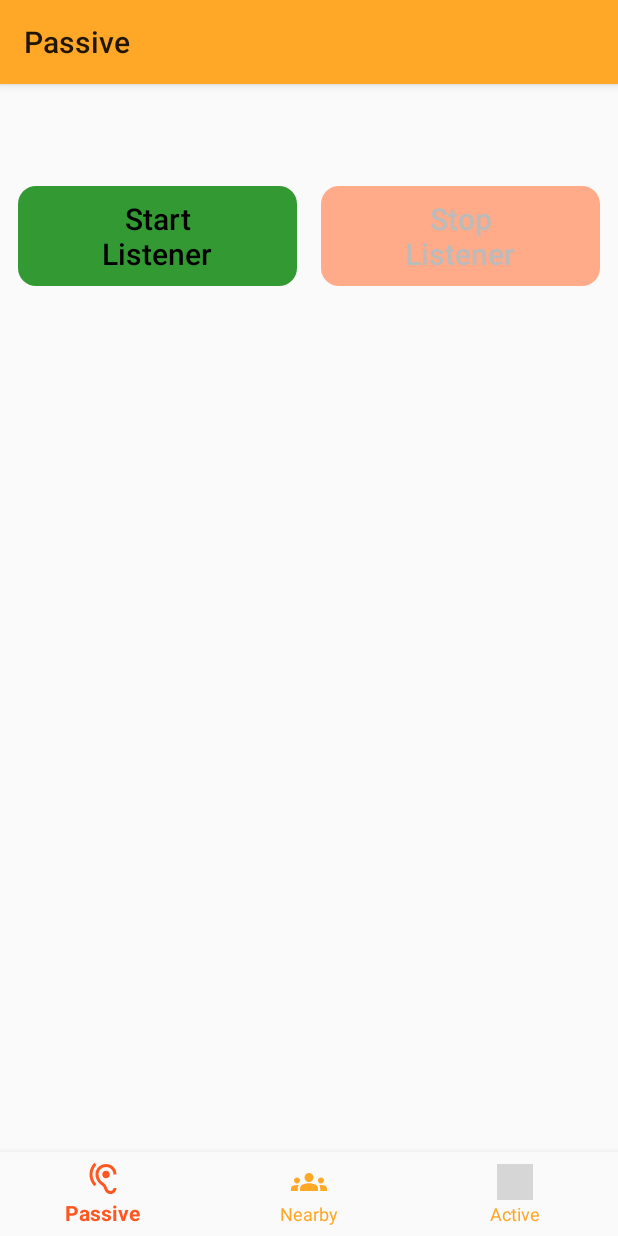
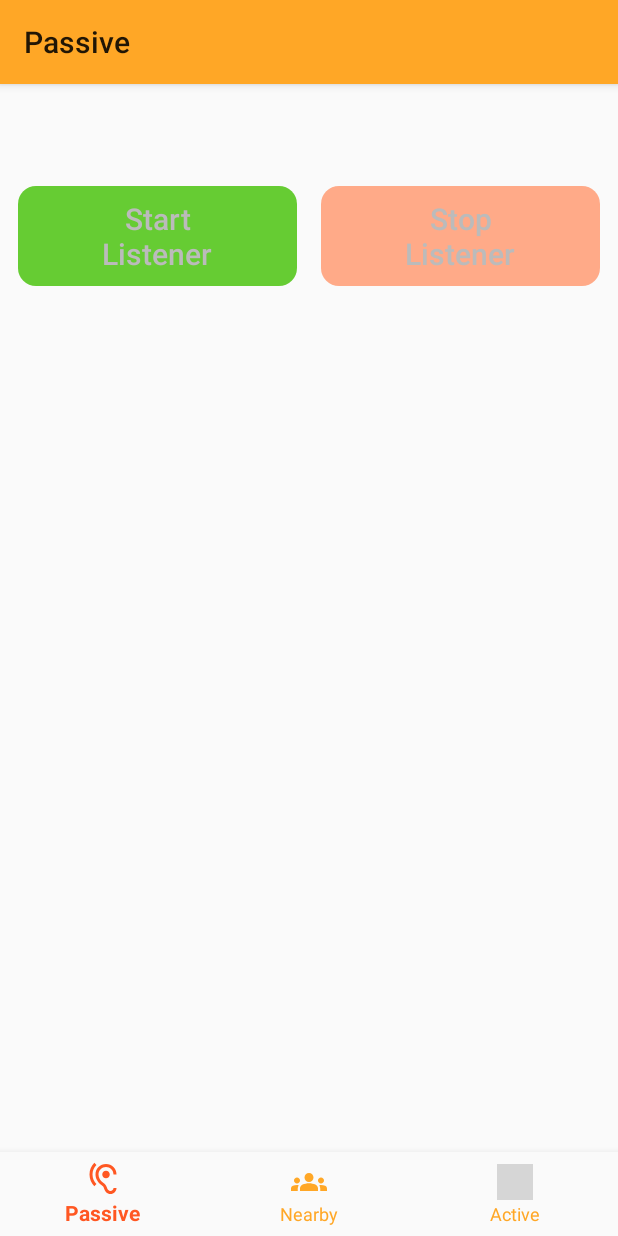
Before and after one commit to couchbaselabs/couchbase-lite-peer-to-peer-sync-examples, an Android app: the ServerFragment screen opened directly, with no data from a screen before it, after a tap on an icon or button, on a phone screen of 412 x 824 dp. Run offline under Robolectric (Android 15) with nearby library versions, the light colour scheme and no system bars; our stand-ins replace Dagger/Hilt's generated code, RxJava, navigation-ui; libraries missing offline, so code that uses them is left out: com.couchbase.lite, edu.umd.cs; 4 statements that could not run were skipped; grey boxes are pictures that could not be loaded.

Commit message:
Fix for CBL-1461 Fix for CBL-1465

```diff
--- a/android/ListSync/app/src/main/java/com/couchbase/android/listsync/net/nearby/NearbyServer.java
+++ b/android/ListSync/app/src/main/java/com/couchbase/android/listsync/net/nearby/NearbyServer.java
@@ -22,6 +22,7 @@ import androidx.annotation.UiThread;
 
 import java.net.URI;
 import java.util.ArrayList;
+import java.util.Collection;
 import java.util.HashSet;
 import java.util.List;
 import java.util.Set;
@@ -108,7 +109,7 @@ public final class NearbyServer extends BaseNearby {
     }
 
     @UiThread
-    public void update(Set<URI> endpoints) {
+    public void update(Collection<URI> endpoints) {
         final ConnectionsClient nearby = Nearby.getConnectionsClient(ctxt);
         final List<URI> endpts = new ArrayList<>(endpoints);
         nearbyExecutor.execute(() -> {
--- a/android/ListSync/app/src/main/java/com/couchbase/android/listsync/ui/p2p/P2PAdapter.java
+++ b/android/ListSync/app/src/main/java/com/couchbase/android/listsync/ui/p2p/P2PAdapter.java
@@ -55,18 +55,12 @@ public class P2PAdapter extends RecyclerView.Adapter<P2PAdapter.ConnectionViewHo
             if (uri == null) {
                 bindings.host.setText("");
                 bindings.port.setText("");
-                bindings.database.setText("");
                 bindings.url.setText("");
                 return;
             }
 
-            String dbName = uri.getPath();
-            final int i = dbName.indexOf('/');
-            if (i >= 0) { dbName = dbName.substring(i + 1); }
-
             bindings.host.setText(uri.getHost());
             bindings.port.setText(String.valueOf(uri.getPort()));
-            bindings.database.setText(dbName);
             bindings.url.setText(uri.toString());
         }
 
--- a/android/ListSync/app/src/main/java/com/couchbase/android/listsync/ui/p2p/server/ServerFragment.java
+++ b/android/ListSync/app/src/main/java/com/couchbase/android/listsync/ui/p2p/server/ServerFragment.java
@@ -21,15 +21,12 @@ import android.view.View;
 import android.view.ViewGroup;
 import androidx.annotation.NonNull;
 import androidx.annotation.Nullable;
-import androidx.lifecycle.LiveData;
 
 import java.net.URI;
-import java.util.Set;
 
 import edu.umd.cs.findbugs.annotations.SuppressFBWarnings;
 
 import com.couchbase.android.listsync.databinding.FragmentServerBinding;
-import com.couchbase.android.listsync.ui.p2p.P2PAdapter;
 import com.couchbase.android.listsync.ui.p2p.P2PFragment;
 
 
@@ -44,11 +41,6 @@ public final class ServerFragment extends P2PFragment {
     @NonNull
     private FragmentServerBinding binding;
 
-    @SuppressFBWarnings("NP_NONNULL_FIELD_NOT_INITIALIZED_IN_CONSTRUCTOR")
-    @SuppressWarnings("NotNullFieldNotInitialized")
-    @NonNull
-    private P2PAdapter adapter;
-
     @NonNull
     public View onCreateView(@NonNull LayoutInflater inflater, @Nullable ViewGroup container, @Nullable Bundle state) {
         viewModel = getViewModel(ServerViewModel.class);
@@ -59,15 +51,13 @@ public final class ServerFragment extends P2PFragment {
         binding.start.setOnClickListener(v -> startServer());
         binding.stop.setOnClickListener(v -> stopServer());
 
-        adapter = P2PAdapter.setup(getActivity(), binding.servers, this::enableStopButton);
-
         return root;
     }
 
     @Override
     public void onStart() {
         super.onStart();
-        viewModel.getServers().observe(this, adapter::populate);
+        viewModel.getServers().observe(getViewLifecycleOwner(), this::updateServer);
     }
 
     @Override
@@ -76,21 +66,26 @@ public final class ServerFragment extends P2PFragment {
         viewModel.cancel();
     }
 
-    private void enableStopButton() { binding.stop.setEnabled(adapter.getSelection() != null); }
-
     private void startServer() {
-        final LiveData<Set<URI>> endpointData = viewModel.startServer();
-        endpointData.observe(getViewLifecycleOwner(), new OneShotObserver<>(endpointData, adapter::populate));
+        binding.start.setEnabled(false);
+        viewModel.startServer();
     }
 
     private void stopServer() {
-        final URI uri = adapter.getSelection();
-        if (uri == null) { return; }
+        binding.stop.setEnabled(false);
+        viewModel.stopServer();
+    }
 
-        // this causes a call to enableStopButton...
-        adapter.clearSelection();
+    private void updateServer(URI uri) {
+        viewModel.cancel();
 
-        final LiveData<Set<URI>> endpointData = viewModel.stopServer(uri);
-        endpointData.observe(getViewLifecycleOwner(), new OneShotObserver<>(endpointData, adapter::populate));
+        final boolean showUri = uri == null;
+
+        binding.host.setText((showUri) ? "" : uri.getHost());
+        binding.port.setText((showUri) ? "" : String.valueOf(uri.getPort()));
+        binding.uri.setText((showUri) ? "" : uri.toString());
+
+        binding.start.setEnabled(showUri);
+        binding.stop.setEnabled(!showUri);
     }
 }
--- a/android/ListSync/app/src/main/res/layout/fragment_server.xml
+++ b/android/ListSync/app/src/main/res/layout/fragment_server.xml
@@ -14,7 +14,7 @@
         android:layout_height="wrap_content"
         android:layout_width="0dp"
         app:layout_constraintTop_toTopOf="parent"
-        app:layout_constraintBottom_toTopOf="@+id/servers"
+        app:layout_constraintBottom_toTopOf="@+id/host"
         app:layout_constraintStart_toStartOf="parent"
         app:layout_constraintEnd_toStartOf="@+id/stop"
         app:layout_constraintVertical_chainStyle="packed"
@@ -35,15 +35,48 @@
         android:enabled="false"
         />
 
-    <androidx.recyclerview.widget.RecyclerView
-        android:id="@+id/servers"
-        android:layout_width="match_parent"
+    <androidx.constraintlayout.widget.Guideline
+        android:id="@+id/guideline"
+        android:layout_width="0dp"
         android:layout_height="0dp"
-        android:layout_marginTop="@dimen/textbox_pad"
+        app:layout_constraintGuide_percent="0.7"
+        android:orientation="vertical"
+        />
+
+    <TextView
+        android:id="@+id/host"
+        android:layout_width="0dp"
+        android:layout_height="wrap_content"
         app:layout_constraintTop_toBottomOf="@+id/start"
-        app:layout_constraintBottom_toBottomOf="parent"
+        app:layout_constraintBottom_toTopOf="@+id/uri"
+        app:layout_constraintStart_toStartOf="parent"
+        app:layout_constraintEnd_toStartOf="@+id/guideline"
+        android:layout_margin="@dimen/frame_margin"
+        style="@style/Text"
+        />
+
+    <TextView
+        android:id="@+id/port"
+        android:layout_width="wrap_content"
+        android:layout_height="wrap_content"
+        app:layout_constraintBaseline_toBaselineOf="@+id/host"
+        app:layout_constraintStart_toEndOf="@+id/guideline"
+        app:layout_constraintEnd_toEndOf="parent"
+        android:layout_margin="@dimen/frame_margin"
+        style="@style/Text"
+        />
+
+    <TextView
+        android:id="@+id/uri"
+        android:layout_width="0dp"
+        android:layout_height="wrap_content"
+        app:layout_constraintTop_toBottomOf="@+id/host"
         app:layout_constraintStart_toStartOf="parent"
         app:layout_constraintEnd_toEndOf="parent"
+        android:layout_marginTop="@dimen/textbox_pad"
+        android:layout_margin="@dimen/frame_margin"
+        android:textColor="@color/mid_grey"
+        style="@style/Text.Small"
         />
 
 </androidx.constraintlayout.widget.ConstraintLayout>
--- a/android/ListSync/app/src/main/res/values/strings.xml
+++ b/android/ListSync/app/src/main/res/values/strings.xml
@@ -29,7 +29,7 @@
     <string name="bad_port">You must specify a port 0 &lt; port &lt;= 65535</string>
     <string name="bad_scheme">URL scheme "%1$s" is not valid. Valid schemes are "ws" and "wss"</string>
     <string name="bad_suffix">Extraneous URI content ignored: "%1$s"</string>
-    <string name="bad_path">Unrecognizable database path: "%1$s"</string>
+    <string name="bad_path">Unrecognized database path: "%1$s"</string>
     <string name="perms_request">
         In order to discover nearby devices, you must allow the use Bluetooth, Wifi and Coarse Location
     </string>
```
Also changed, not shown: android/ListSync/app/src/main/java/com/couchbase/android/listsync/db/Db.java (+16 -10 lines), android/ListSync/app/src/main/java/com/couchbase/android/listsync/net/p2p/ListenerManager.java (+7 -7 lines), android/ListSync/app/src/main/java/com/couchbase/android/listsync/ui/login/LoginActivity.java (+8 -3 lines), android/ListSync/app/src/main/java/com/couchbase/android/listsync/ui/login/LoginViewModel.java (+10 -0 lines), android/ListSync/app/src/main/java/com/couchbase/android/listsync/ui/p2p/P2PFragment.java (+0 -20 lines), android/ListSync/app/src/main/java/com/couchbase/android/listsync/ui/p2p/client/ClientFragment.java (+6 -15 lines), android/ListSync/app/src/main/java/com/couchbase/android/listsync/ui/p2p/server/ServerViewModel.java (+25 -23 lines), android/ListSync/app/src/main/java/com/couchbase/android/listsync/util/StringUtils.java (added, +30 -0 lines), android/ListSync/app/src/main/res/layout/fragment_client.xml (+5 -29 lines), android/ListSync/app/src/main/res/layout/row_sync.xml (+4 -14 lines).
